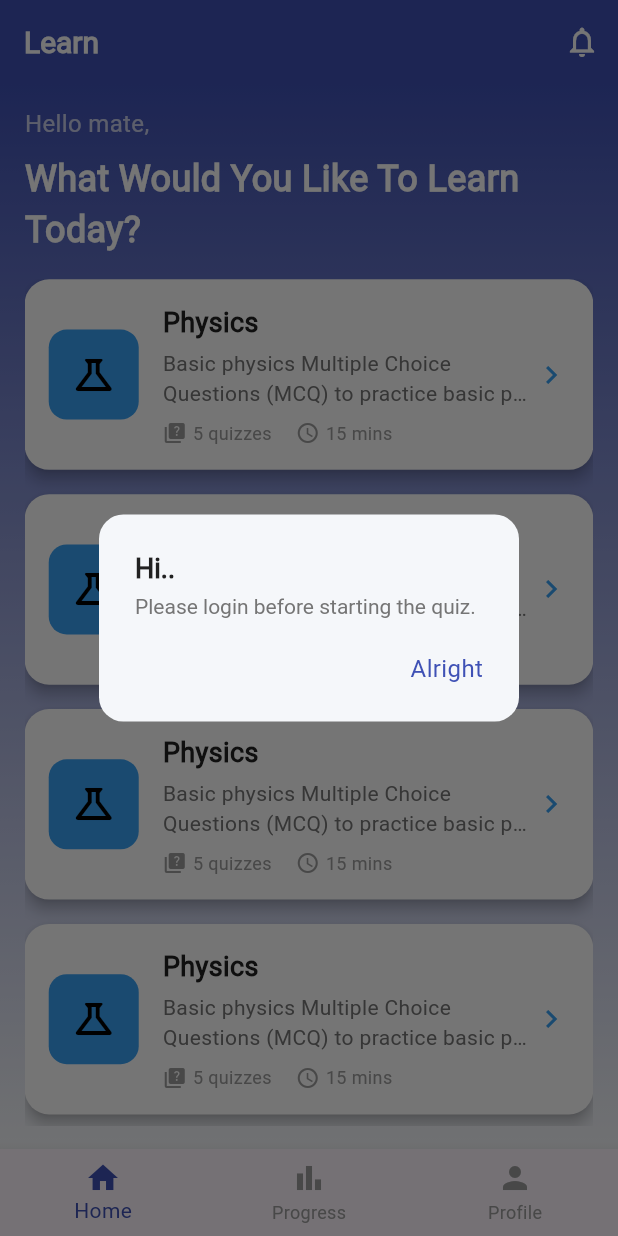
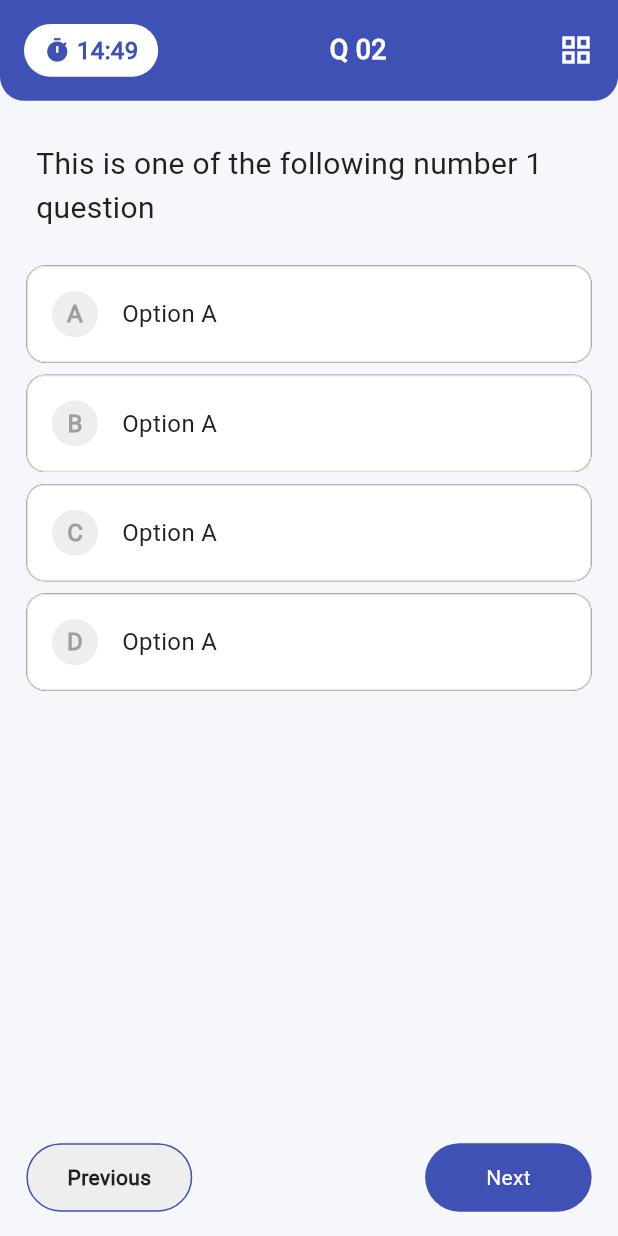
Before and after one commit to obialohenry/dartquizz, a Flutter app: the screen it shows after launch, after a tap on "Physics", on a phone screen of 412 x 824 dp. Run offline on Flutter 3.47's test engine with Material 3 defaults, Android fonts, the phone set to English and light mode, and no system bars; our stand-ins replace flutter_riverpod, flutter_screenutil, flutter_svg.

Commit message:
fix: RenderBox was not laid out error
I gave my pageview.builder widget a width,and the error was fixed.

build: Quiz Question Screen

```diff
--- a/lib/src/screens.dart
+++ b/lib/src/screens.dart
@@ -3,3 +3,4 @@ export 'package:dartquizz/view/screens/dashboard/home/home_screen.dart';
 export 'package:dartquizz/view/screens/dashboard/profile_screen.dart';
 export 'package:dartquizz/view/screens/dashboard/progress_screen.dart';
 export 'package:dartquizz/view/screens/log_in_screen.dart';
+export 'package:dartquizz/view/screens/dashboard/home/quiz_question_screen.dart';
--- a/lib/view/screens/dashboard/dashboard_screen.dart
+++ b/lib/view/screens/dashboard/dashboard_screen.dart
@@ -12,6 +12,7 @@ class DashboardScreen extends ConsumerWidget {
       backgroundColor: AppColors.kWhisperGray,
       body: dashboardProvider.dashboardScreen[dashboardProvider.currentIndex],
       bottomNavigationBar: BottomNavigationBar(
+
         items: [
           BottomNavigationBarItem(icon: Icon(Icons.home), label: home),
           BottomNavigationBarItem(icon: Icon(Icons.bar_chart), label: progress),
--- a/lib/view/screens/dashboard/home/home_screen.dart
+++ b/lib/view/screens/dashboard/home/home_screen.dart
@@ -1,5 +1,7 @@
 import 'package:dartquizz/src/components.dart';
 import 'package:dartquizz/src/config.dart';
+import 'package:dartquizz/src/screens.dart';
+import 'package:dartquizz/src/utils.dart';
 import 'package:dartquizz/utils/alert.dart';
 import 'package:flutter/material.dart';
 
@@ -48,7 +50,8 @@ class HomeScreen extends StatelessWidget {
                       return QuizzCard(
                         color: Colors.blue.withAlpha((0.9 * 255).toInt()),
                         onTap: () {
-                          logInAlertDialog(context);
+                          // logInAlertDialog(context);
+                          navigatePush(context, QuizQuestionScreen());
                         },
                         cardIcon: Icon(Icons.science_outlined, size: 32, color: Colors.black),
                         title: "Physics",
--- /dev/null
+++ b/lib/view/screens/dashboard/home/quiz_question_screen.dart
@@ -0,0 +1,164 @@
+import 'package:dartquizz/src/components.dart';
+import 'package:dartquizz/src/config.dart';
+import 'package:flutter/material.dart';
+
+class QuizQuestionScreen extends StatefulWidget {
+  const QuizQuestionScreen({super.key});
+
+  @override
+  State<QuizQuestionScreen> createState() => _QuizQuestionScreenState();
+}
+
+class _QuizQuestionScreenState extends State<QuizQuestionScreen> {
+  final PageController _controller = PageController();
+  @override
+  Widget build(BuildContext context) {
+    return Scaffold(
+      backgroundColor: AppColors.kWhisperGray,
+      body: SafeArea(
+        child: Stack(
+          children: [
+            Positioned(
+              top: 70.h,
+              child: SizedBox(
+                height: 400.h,
+                width: 375.w,
+                child: PageView.builder(
+                  itemBuilder: (context, index) {
+                    return Column(
+                      crossAxisAlignment: CrossAxisAlignment.start,
+                      children: [
+                        Padding(
+                          padding: const EdgeInsets.all(24.0),
+                          child: TextView(
+                            text: "This is one of the following number ${index + 1} question",
+                            maxLines: 2,
+                            fontSize: 20.spMin,
+                            color: AppColors.kCharcoalBlack,
+                          ),
+                        ),
+                        Expanded(
+                          child: ListView(
+                            physics: const NeverScrollableScrollPhysics(),
+                            padding: EdgeInsets.symmetric(horizontal: 16.w),
+                            children: List.generate(4, (index) {
+                              return AnswerCard(index:index);
+                            }),
+                          ),
+                        ),
+                      ],
+                    );
+                  },
+                  controller: _controller,
+                  itemCount: 5,
+                  onPageChanged: (value) {},
+                  physics: const PageScrollPhysics(parent: ClampingScrollPhysics()),
+                ),
+              ),
+            ),
+            Column(
+              mainAxisAlignment: MainAxisAlignment.spaceBetween,
+              children: [
+                Container(
+                  padding: EdgeInsets.all(16),
+                  decoration: BoxDecoration(
+                    borderRadius: BorderRadius.only(
+                      bottomLeft: Radius.circular(16.r),
+                      bottomRight: Radius.circular(16.r),
+                    ),
+                    color: AppColors.kRoyalIndigo,
+                  ),
+                  child: Row(
+                    mainAxisAlignment: MainAxisAlignment.spaceBetween,
+                    children: [
+                      Container(
+                        decoration: BoxDecoration(
+                          color: AppColors.kWhite,
+                          borderRadius: BorderRadius.circular(20.r),
+                        ),
+                        padding: EdgeInsets.symmetric(vertical: 6.h, horizontal: 12.w),
+                        child: Row(
+                          children: [
+                            Icon(Icons.timer, size: 18.spMin, color: AppColors.kRoyalIndigo),
+                            Gap(4),
+                            TextView(
+                              text: "14:49",
+                              fontWeight: FontWeight.bold,
+                              color: AppColors.kRoyalIndigo,
+                            ),
+                          ],
+                        ),
+                      ),
+                      TextView(text: "Q 02", fontSize: 18.spMin, fontWeight: FontWeight.bold),
+                      Icon(Icons.grid_view, color: AppColors.kWhite),
+                    ],
+                  ),
+                ),
+                Padding(
+                  padding: EdgeInsets.symmetric(horizontal: 16.w, vertical: 16.h),
+                  child: Row(
+                    mainAxisAlignment: MainAxisAlignment.spaceBetween,
+                    children: [
+                      DefaultButtonMain(
+                        borderRadius: 30.r,
+                        padding: EdgeInsets.symmetric(vertical: 12.h, horizontal: 24.w),
+                        text: "Previous",
+                        color: Colors.grey.shade200,
+                        textColor: AppColors.kCharcoalBlack,
+                        borderColor: AppColors.kRoyalIndigo,
+                        fontWeight: FontWeight.w600,
+                      ),
+                      DefaultButtonMain(
+                        borderRadius: 30.r,
+                        text: "Next",
+                        padding: EdgeInsets.symmetric(vertical: 12.h, horizontal: 36.w),
+                      ),
+                    ],
+                  ),
+                ),
+              ],
+            ),
+          ],
+        ),
+      ),
+    );
+  }
+}
+
+class AnswerCard extends StatelessWidget {
+  const AnswerCard({super.key,required this.index});
+  final int index;
+  @override
+  Widget build(BuildContext context) {
+    return InkWell(
+      onTap: () {},
+      child: Container(
+        padding: EdgeInsets.all(16),
+        margin: EdgeInsets.only(bottom: 8.h),
+        decoration: BoxDecoration(
+          color: AppColors.kWhite,
+          borderRadius: BorderRadius.circular(12.r),
+          border: Border.all(color: Colors.grey.shade300),
+          boxShadow: [BoxShadow()],
+        ),
+        child: Row(
+          children: [
+            Container(
+              alignment: Alignment.center,
+              width: 28.w,
+              height: 28.w,
+              decoration: BoxDecoration(shape: BoxShape.circle, color: Colors.grey.shade200),
+              child: TextView(
+                text: String.fromCharCode(65 + index),
+                color: Colors.grey,
+                fontWeight: FontWeight.bold,
+              ),
+            ),
+            Gap(16),
+            TextView(text: "Option A", fontSize: 16.spMin, color: AppColors.kCharcoalBlack),
+          ],
+        ),
+      ),
+    );
+  }
+}
```
